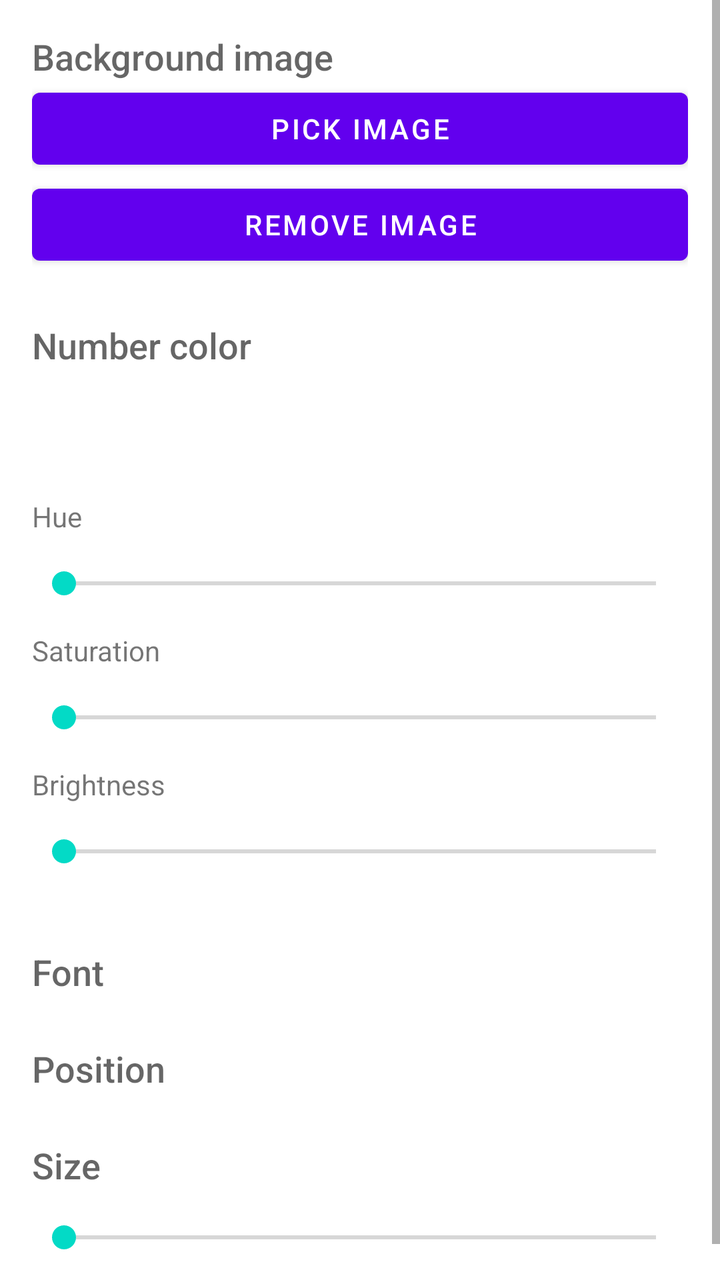
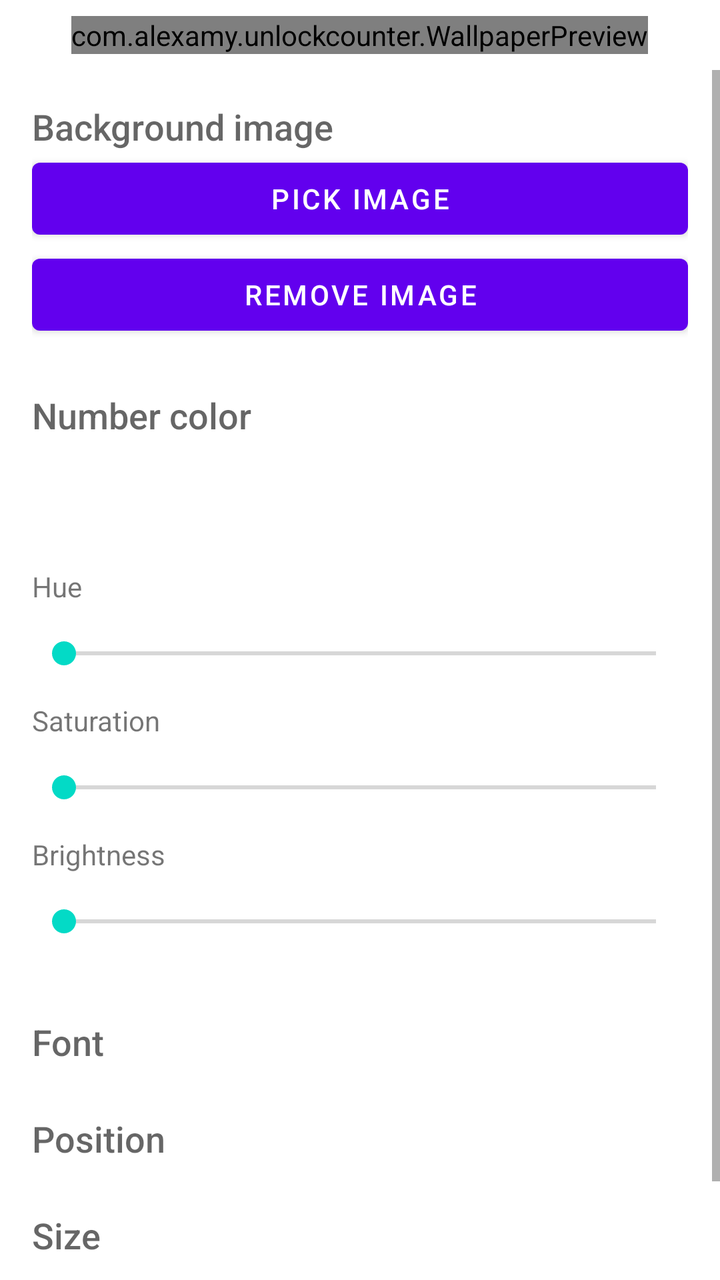

The first picture is an Android layout as it rendered before a commit; the second is the same layout after the commit. The layout source and the unified diff follow.
<!-- AndroidManifest.xml: fallback theme Theme.MaterialComponents.DayNight.NoActionBar -->
<!-- res/layout/activity_style.xml -->
<?xml version="1.0" encoding="utf-8"?>
<ScrollView xmlns:android="http://schemas.android.com/apk/res/android"
    android:layout_width="match_parent"
    android:layout_height="match_parent">

    <LinearLayout
        android:layout_width="match_parent"
        android:layout_height="wrap_content"
        android:orientation="vertical"
        android:padding="16dp">

        <TextView
            style="@android:style/TextAppearance.DeviceDefault.Medium"
            android:layout_width="wrap_content"
            android:layout_height="wrap_content"
            android:text="@string/background_image" />

        <Button
            android:id="@+id/pick_image"
            android:layout_width="match_parent"
            android:layout_height="wrap_content"
            android:text="@string/pick_image" />

        <Button
            android:id="@+id/remove_image"
            android:layout_width="match_parent"
            android:layout_height="wrap_content"
            android:text="@string/remove_image" />

        <TextView
            style="@android:style/TextAppearance.DeviceDefault.Medium"
            android:layout_width="wrap_content"
            android:layout_height="wrap_content"
            android:layout_marginTop="24dp"
            android:text="@string/number_color" />

        <View
            android:id="@+id/color_preview"
            android:layout_width="match_parent"
            android:layout_height="48dp"
            android:layout_marginVertical="8dp" />

        <TextView
            android:layout_width="wrap_content"
            android:layout_height="wrap_content"
            android:text="@string/hue" />

        <SeekBar
            android:id="@+id/hue"
            android:layout_width="match_parent"
            android:layout_height="48dp"
            android:max="360" />

        <TextView
            android:layout_width="wrap_content"
            android:layout_height="wrap_content"
            android:text="@string/saturation" />

        <SeekBar
            android:id="@+id/saturation"
            android:layout_width="match_parent"
            android:layout_height="48dp"
            android:max="100" />

        <TextView
            android:layout_width="wrap_content"
            android:layout_height="wrap_content"
            android:text="@string/brightness" />

        <SeekBar
            android:id="@+id/brightness"
            android:layout_width="match_parent"
            android:layout_height="48dp"
            android:max="100" />

        <TextView
            style="@android:style/TextAppearance.DeviceDefault.Medium"
            android:layout_width="wrap_content"
            android:layout_height="wrap_content"
            android:layout_marginTop="24dp"
            android:text="@string/font" />

        <RadioGroup
            android:id="@+id/fonts"
            android:layout_width="match_parent"
            android:layout_height="wrap_content" />

        <TextView
            style="@android:style/TextAppearance.DeviceDefault.Medium"
            android:layout_width="wrap_content"
            android:layout_height="wrap_content"
            android:layout_marginTop="24dp"
            android:text="@string/position" />

        <GridLayout
            android:id="@+id/positions"
            android:layout_width="wrap_content"
            android:layout_height="wrap_content"
            android:layout_gravity="center_horizontal"
            android:columnCount="3" />

        <TextView
            style="@android:style/TextAppearance.DeviceDefault.Medium"
            android:layout_width="wrap_content"
            android:layout_height="wrap_content"
            android:layout_marginTop="24dp"
            android:text="@string/size" />

        <SeekBar
            android:id="@+id/size"
            android:layout_width="match_parent"
            android:layout_height="48dp"
            android:max="85" />
    </LinearLayout>
</ScrollView>
<!-- resources referenced by this layout -->
<resources>
  <string name="background_image">Background image</string>
  <string name="brightness">Brightness</string>
  <string name="font">Font</string>
  <string name="hue">Hue</string>
  <string name="number_color">Number color</string>
  <string name="pick_image">Pick image</string>
  <string name="position">Position</string>
  <string name="remove_image">Remove image</string>
  <string name="saturation">Saturation</string>
  <string name="size">Size</string>
</resources>

<!-- the commit's change to res/layout/activity_style.xml (unified diff, before → after) -->
@@ -1,115 +1,129 @@
 <?xml version="1.0" encoding="utf-8"?>
-<ScrollView xmlns:android="http://schemas.android.com/apk/res/android"
+<LinearLayout xmlns:android="http://schemas.android.com/apk/res/android"
     android:layout_width="match_parent"
-    android:layout_height="match_parent">
+    android:layout_height="match_parent"
+    android:orientation="vertical">
 
-    <LinearLayout
+    <com.alexamy.unlockcounter.WallpaperPreview
+        android:id="@+id/preview"
+        android:layout_width="wrap_content"
+        android:layout_height="wrap_content"
+        android:layout_gravity="center_horizontal"
+        android:layout_marginVertical="8dp" />
+
+    <ScrollView
         android:layout_width="match_parent"
-        android:layout_height="wrap_content"
-        android:orientation="vertical"
-        android:padding="16dp">
+        android:layout_height="0dp"
+        android:layout_weight="1">
 
-        <TextView
-            style="@android:style/TextAppearance.DeviceDefault.Medium"
-            android:layout_width="wrap_content"
-            android:layout_height="wrap_content"
-            android:text="@string/background_image" />
-
-        <Button
-            android:id="@+id/pick_image"
+        <LinearLayout
             android:layout_width="match_parent"
             android:layout_height="wrap_content"
-            android:text="@string/pick_image" />
+            android:orientation="vertical"
+            android:padding="16dp">
 
-        <Button
-            android:id="@+id/remove_image"
-            android:layout_width="match_parent"
-            android:layout_height="wrap_content"
-            android:text="@string/remove_image" />
+            <TextView
+                style="@android:style/TextAppearance.DeviceDefault.Medium"
+                android:layout_width="wrap_content"
+                android:layout_height="wrap_content"
+                android:text="@string/background_image" />
 
-        <TextView
-            style="@android:style/TextAppearance.DeviceDefault.Medium"
-            android:layout_width="wrap_content"
-            android:layout_height="wrap_content"
-            android:layout_marginTop="24dp"
-            android:text="@string/number_color" />
+            <Button
+                android:id="@+id/pick_image"
+                android:layout_width="match_parent"
+                android:layout_height="wrap_content"
+                android:text="@string/pick_image" />
 
-        <View
-            android:id="@+id/color_preview"
-            android:layout_width="match_parent"
-            android:layout_height="48dp"
-            android:layout_marginVertical="8dp" />
+            <Button
+                android:id="@+id/remove_image"
+                android:layout_width="match_parent"
+                android:layout_height="wrap_content"
+                android:text="@string/remove_image" />
 
-        <TextView
-            android:layout_width="wrap_content"
-            android:layout_height="wrap_content"
-            android:text="@string/hue" />
+            <TextView
+                style="@android:style/TextAppearance.DeviceDefault.Medium"
+                android:layout_width="wrap_content"
+                android:layout_height="wrap_content"
+                android:layout_marginTop="24dp"
+                android:text="@string/number_color" />
 
-        <SeekBar
-            android:id="@+id/hue"
-            android:layout_width="match_parent"
-            android:layout_height="48dp"
-            android:max="360" />
+            <View
+                android:id="@+id/color_preview"
+                android:layout_width="match_parent"
+                android:layout_height="48dp"
+                android:layout_marginVertical="8dp" />
 
-        <TextView
-            android:layout_width="wrap_content"
-            android:layout_height="wrap_content"
-            android:text="@string/saturation" />
+            <TextView
+                android:layout_width="wrap_content"
+                android:layout_height="wrap_content"
+                android:text="@string/hue" />
 
-        <SeekBar
-            android:id="@+id/saturation"
-            android:layout_width="match_parent"
-            android:layout_height="48dp"
-            android:max="100" />
+            <SeekBar
+                android:id="@+id/hue"
+                android:layout_width="match_parent"
+                android:layout_height="48dp"
+                android:max="360" />
 
-        <TextView
-            android:layout_width="wrap_content"
-            android:layout_height="wrap_content"
-            android:text="@string/brightness" />
+            <TextView
+                android:layout_width="wrap_content"
+                android:layout_height="wrap_content"
+                android:text="@string/saturation" />
 
-        <SeekBar
-            android:id="@+id/brightness"
-            android:layout_width="match_parent"
-            android:layout_height="48dp"
-            android:max="100" />
+            <SeekBar
+                android:id="@+id/saturation"
+                android:layout_width="match_parent"
+                android:layout_height="48dp"
+                android:max="100" />
 
-        <TextView
-            style="@android:style/TextAppearance.DeviceDefault.Medium"
-            android:layout_width="wrap_content"
-            android:layout_height="wrap_content"
-            android:layout_marginTop="24dp"
-            android:text="@string/font" />
+            <TextView
+                android:layout_width="wrap_content"
+                android:layout_height="wrap_content"
+                android:text="@string/brightness" />
 
-        <RadioGroup
-            android:id="@+id/fonts"
-            android:layout_width="match_parent"
-            android:layout_height="wrap_content" />
+            <SeekBar
+                android:id="@+id/brightness"
+                android:layout_width="match_parent"
+                android:layout_height="48dp"
+                android:max="100" />
 
-        <TextView
-            style="@android:style/TextAppearance.DeviceDefault.Medium"
-            android:layout_width="wrap_content"
-            android:layout_height="wrap_content"
-            android:layout_marginTop="24dp"
-            android:text="@string/position" />
+            <TextView
+                style="@android:style/TextAppearance.DeviceDefault.Medium"
+                android:layout_width="wrap_content"
+                android:layout_height="wrap_content"
+                android:layout_marginTop="24dp"
+                android:text="@string/font" />
 
-        <GridLayout
-            android:id="@+id/positions"
-            android:layout_width="wrap_content"
-            android:layout_height="wrap_content"
-            android:layout_gravity="center_horizontal"
-            android:columnCount="3" />
+            <RadioGroup
+                android:id="@+id/fonts"
+                android:layout_width="match_parent"
+                android:layout_height="wrap_content" />
 
-        <TextView
-            style="@android:style/TextAppearance.DeviceDefault.Medium"
-            android:layout_width="wrap_content"
-            android:layout_height="wrap_content"
-            android:layout_marginTop="24dp"
-            android:text="@string/size" />
+            <TextView
+                style="@android:style/TextAppearance.DeviceDefault.Medium"
+                android:layout_width="wrap_content"
+                android:layout_height="wrap_content"
+                android:layout_marginTop="24dp"
+                android:text="@string/position" />
 
-        <SeekBar
-            android:id="@+id/size"
-            android:layout_width="match_parent"
-            android:layout_height="48dp"
-            android:max="85" />
-    </LinearLayout>
-</ScrollView>
+            <GridLayout
+                android:id="@+id/positions"
+                android:layout_width="wrap_content"
+                android:layout_height="wrap_content"
+                android:layout_gravity="center_horizontal"
+                android:columnCount="3" />
+
+            <TextView
+                style="@android:style/TextAppearance.DeviceDefault.Medium"
+                android:layout_width="wrap_content"
+                android:layout_height="wrap_content"
+                android:layout_marginTop="24dp"
+                android:text="@string/size" />
+
+            <SeekBar
+                android:id="@+id/size"
+                android:layout_width="match_parent"
+                android:layout_height="48dp"
+                android:max="85" />
+        </LinearLayout>
+    </ScrollView>
+</LinearLayout>
